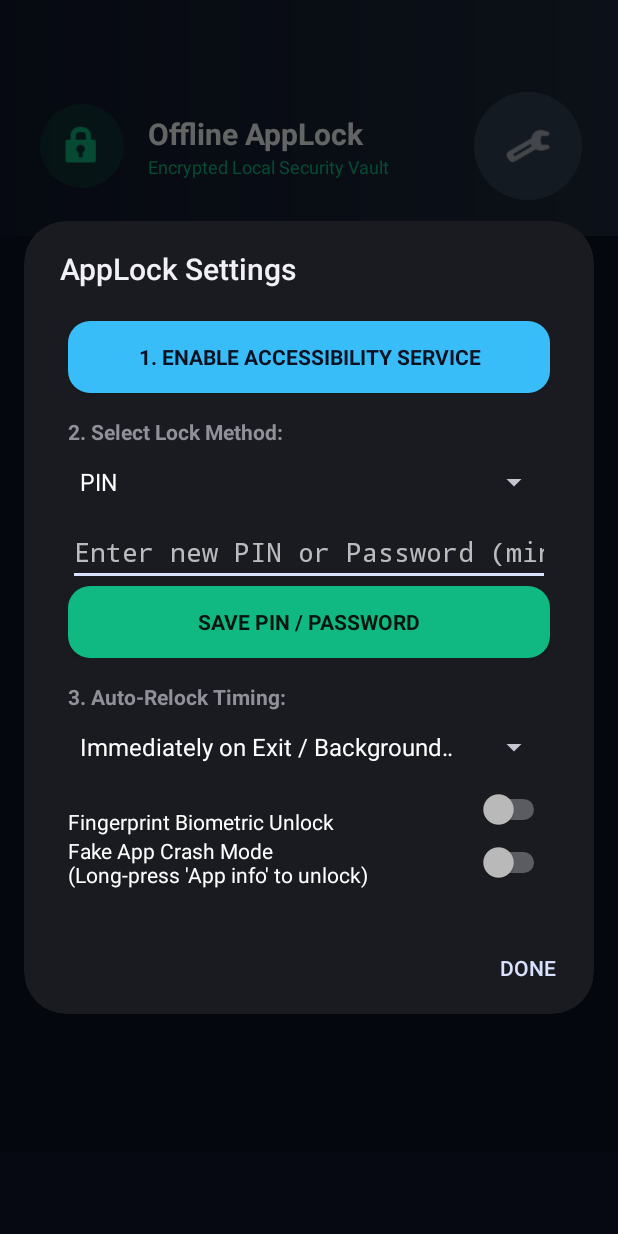
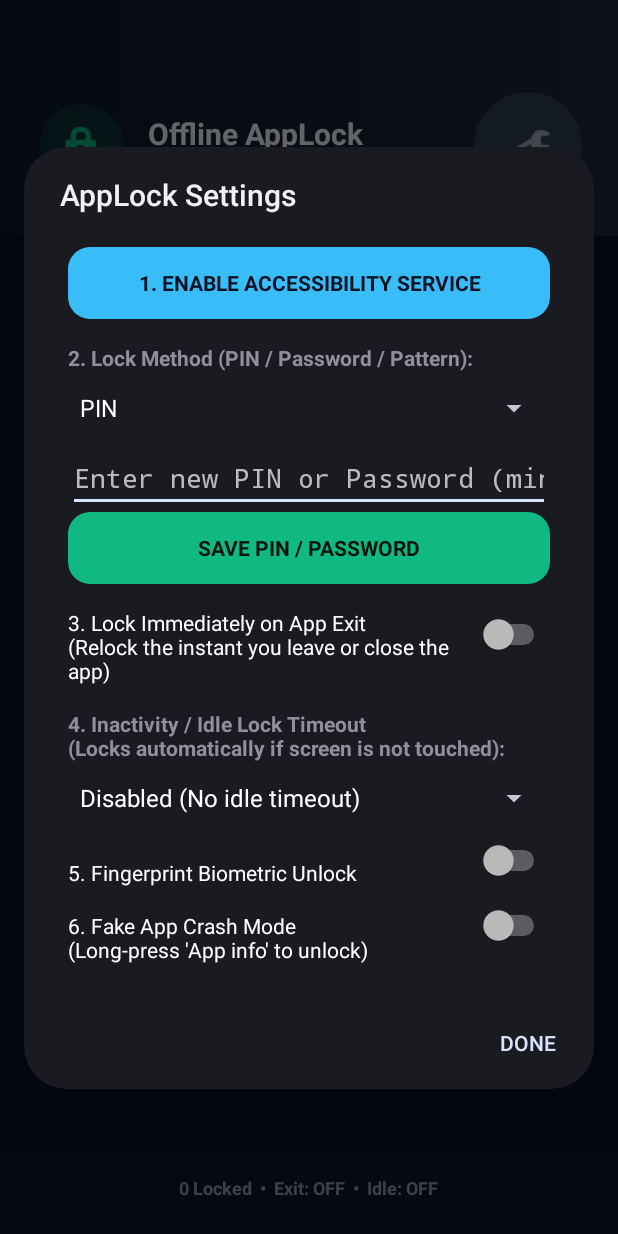
Before and after one commit to himanshusingh372/HSApplock, an Android app: the screen it shows after launch (MainActivity), after a tap on "Settings", on a phone screen of 412 x 824 dp. Run offline under Robolectric (Android 15) with nearby library versions, the phone set to English and light mode, and no system bars; 11 statements that could not run were skipped.

Commit message:
Update MainActivity.kt

```diff
--- a/app/src/main/java/com/local/offlinelocker/MainActivity.kt
+++ b/app/src/main/java/com/local/offlinelocker/MainActivity.kt
@@ -45,7 +45,6 @@ class MainActivity : Activity() {
         super.onCreate(savedInstanceState)
         storage = LockStorage(this)
 
-        // Include ALL launchable user + pre-installed system apps (YouTube, Photos, Chrome, etc.)
         allLaunchableApps = packageManager.getInstalledApplications(0)
             .filter {
                 it.packageName != packageName &&
@@ -72,12 +71,11 @@ class MainActivity : Activity() {
             )
         }
 
-        // Calculate safe status-bar height + generous extra top margin so Settings icon is easy to tap
         val statusBarResId = resources.getIdentifier("status_bar_height", "dimen", "android")
         val statusBarHeight = if (statusBarResId > 0) resources.getDimensionPixelSize(statusBarResId) else 80
         val safeTopPadding = statusBarHeight + 56
 
-        // ================= 1. HEADER WITH GENEROUS TOP MARGIN =================
+        // ================= 1. HEADER =================
         val header = LinearLayout(this).apply {
             orientation = LinearLayout.HORIZONTAL
             gravity = Gravity.CENTER_VERTICAL
@@ -139,7 +137,7 @@ class MainActivity : Activity() {
         header.addView(titleBox)
         header.addView(settingsBtn)
 
-        // ================= 2. TWO SEPARATE TABS (ALL APPS / LOCKED APPS) =================
+        // ================= 2. TWO SEPARATE TABS =================
         val tabBar = LinearLayout(this).apply {
             orientation = LinearLayout.HORIZONTAL
             setPadding(32, 20, 32, 12)
@@ -320,10 +318,10 @@ class MainActivity : Activity() {
 
     private fun updateFooter() {
         val count = storage.getLockedApps().size
-        val timeout = storage.relockTimeoutSeconds
-        val timeLabel = if (timeout == 0) "On Exit (0s)" else "${timeout}s idle"
-        val mode = storage.getAuthType().name
-        footerText.text = "$count Locked  •  $mode  •  Relock: $timeLabel"
+        val exitLabel = if (storage.isLockOnExitEnabled) "Exit: ON" else "Exit: OFF"
+        val idleSec = storage.idleTimeoutSeconds
+        val idleLabel = if (idleSec == 0) "Idle: OFF" else "Idle: ${idleSec}s"
+        footerText.text = "$count Locked  •  $exitLabel  •  $idleLabel"
     }
 
     private fun refreshAppList() {
@@ -443,7 +441,7 @@ class MainActivity : Activity() {
         }
 
         val authLabel = TextView(this).apply {
-            text = "\n2. Select Lock Method:"
+            text = "\n2. Lock Method (PIN / Password / Pattern):"
             typeface = Typeface.DEFAULT_BOLD
             layoutParams = LinearLayout.LayoutParams(
                 LinearLayout.LayoutParams.MATCH_PARENT,
@@ -577,17 +575,38 @@ class MainActivity : Activity() {
             override fun onNothingSelected(parent: AdapterView<*>?) {}
         }
 
-        val timerOptions = listOf(
-            "Immediately on Exit / Background (0 sec)" to 0,
-            "After 15 seconds" to 15,
-            "After 30 seconds" to 30,
-            "After 1 minute" to 60,
-            "After 5 minutes" to 300,
-            "After 15 minutes" to 900
+        // ================= SEPARATE FEATURE A: LOCK ON EXIT =================
+        val lockOnExitSwitch = Switch(this).apply {
+            text = "\n3. Lock Immediately on App Exit\n(Relock the instant you leave or close the app)"
+            isChecked = storage.isLockOnExitEnabled
+            layoutParams = LinearLayout.LayoutParams(
+                LinearLayout.LayoutParams.MATCH_PARENT,
+                LinearLayout.LayoutParams.WRAP_CONTENT
+            )
+            setOnCheckedChangeListener { _, checked ->
+                storage.isLockOnExitEnabled = checked
+                updateFooter()
+                showAnimatedNotification(
+                    if (checked) "Immediate Lock on Exit: ON" else "Immediate Lock on Exit: OFF",
+                    "#10B981",
+                    "#06130E"
+                )
+            }
+        }
+
+        // ================= SEPARATE FEATURE B: INACTIVITY / IDLE TIMEOUT =================
+        val idleOptions = listOf(
+            "Disabled (No idle timeout)" to 0,
+            "After 15 seconds of inactivity" to 15,
+            "After 30 seconds of inactivity" to 30,
+            "After 1 minute of inactivity" to 60,
+            "After 3 minutes of inactivity" to 180,
+            "After 5 minutes of inactivity" to 300,
+            "After 15 minutes of inactivity" to 900
         )
 
-        val timerLabel = TextView(this).apply {
-            text = "\n3. Auto-Relock Timing:"
+        val idleLabel = TextView(this).apply {
+            text = "\n4. Inactivity / Idle Lock Timeout\n(Locks automatically if screen is not touched):"
             typeface = Typeface.DEFAULT_BOLD
             layoutParams = LinearLayout.LayoutParams(
                 LinearLayout.LayoutParams.MATCH_PARENT,
@@ -595,13 +614,13 @@ class MainActivity : Activity() {
             )
         }
 
-        val timerSpinner = Spinner(this).apply {
+        val idleSpinner = Spinner(this).apply {
             adapter = ArrayAdapter(
                 this@MainActivity,
                 android.R.layout.simple_spinner_dropdown_item,
-                timerOptions.map { it.first }
+                idleOptions.map { it.first }
             )
-            val currentIdx = timerOptions.indexOfFirst { it.second == storage.relockTimeoutSeconds }
+            val currentIdx = idleOptions.indexOfFirst { it.second == storage.idleTimeoutSeconds }
             if (currentIdx >= 0) setSelection(currentIdx)
             layoutParams = LinearLayout.LayoutParams(
                 LinearLayout.LayoutParams.MATCH_PARENT,
@@ -615,16 +634,17 @@ class MainActivity : Activity() {
                         initial = false
                         return
                     }
-                    storage.relockTimeoutSeconds = timerOptions[pos].second
+                    storage.idleTimeoutSeconds = idleOptions[pos].second
                     updateFooter()
-                    showAnimatedNotification("Relock: ${timerOptions[pos].first}", "#38BDF8", "#0B1120")
+                    showAnimatedNotification("Idle Timer: ${idleOptions[pos].first}", "#38BDF8", "#0B1120")
                 }
                 override fun onNothingSelected(parent: AdapterView<*>?) {}
             }
         }
 
+        // ================= BIOMETRIC & FAKE CRASH =================
         val bioSwitch = Switch(this).apply {
-            text = "\nFingerprint Biometric Unlock"
+            text = "\n5. Fingerprint Biometric Unlock"
             isChecked = storage.isFingerprintEnabled
             layoutParams = LinearLayout.LayoutParams(
                 LinearLayout.LayoutParams.MATCH_PARENT,
@@ -639,7 +659,7 @@ class MainActivity : Activity() {
         }
 
         val fakeCrashSwitch = Switch(this).apply {
-            text = "Fake App Crash Mode\n(Long-press 'App info' to unlock)"
+            text = "\n6. Fake App Crash Mode\n(Long-press 'App info' to unlock)"
             isChecked = storage.isFakeCrashEnabled
             layoutParams = LinearLayout.LayoutParams(
                 LinearLayout.LayoutParams.MATCH_PARENT,
@@ -660,8 +680,9 @@ class MainActivity : Activity() {
         container.addView(authSpinner)
         container.addView(textCredentialBox)
         container.addView(patternSetupBox)
-        container.addView(timerLabel)
-        container.addView(timerSpinner)
+        container.addView(lockOnExitSwitch)
+        container.addView(idleLabel)
+        container.addView(idleSpinner)
         container.addView(bioSwitch)
         container.addView(fakeCrashSwitch)
         scroll.addView(container)
```
